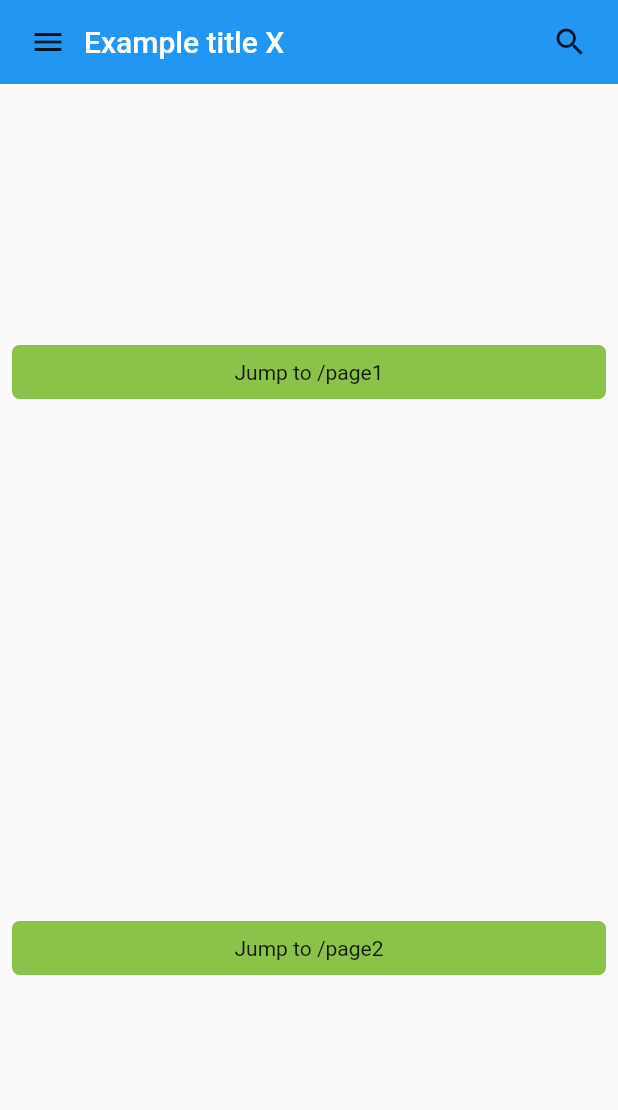
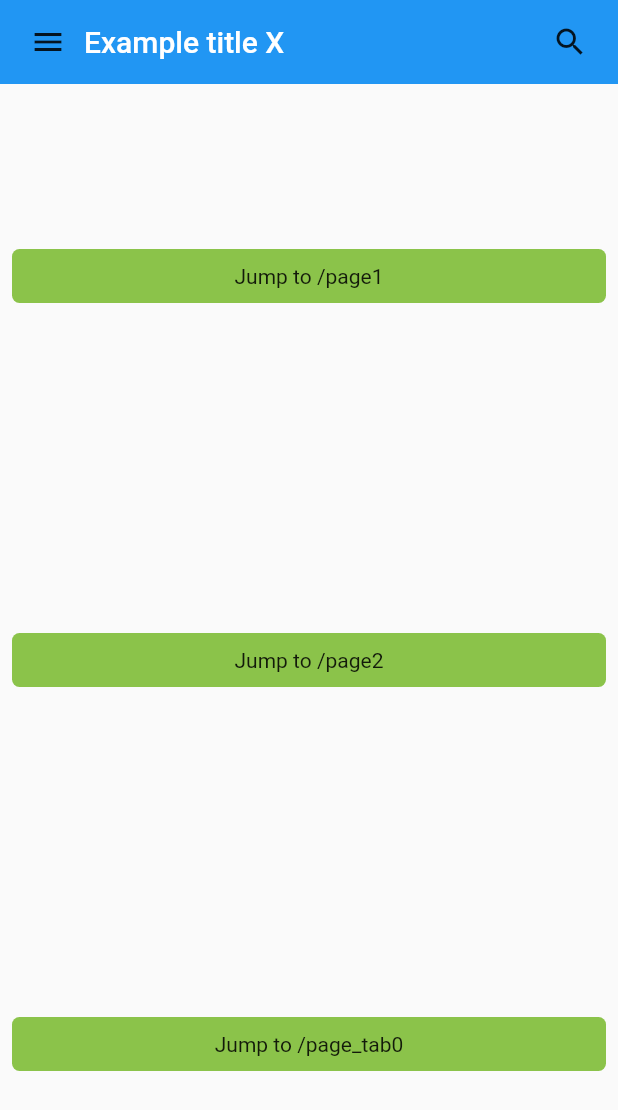
Before and after one commit to ethan-jiang-1/flutterapp2, a Flutter app: the screen it shows after launch, on a phone screen of 412 x 824 dp. Shown: the top 1110 px of the screen. Run offline on Flutter 3.47's test engine with Material 2 defaults, Android fonts, the phone set to English and light mode, and no system bars.

Commit message:
refactory20

```diff
--- a/lib/main.dart
+++ b/lib/main.dart
@@ -2,7 +2,7 @@ import 'package:flutter/material.dart';
 import 'package:flutterapp2/page0/page0.dart';
 import 'package:flutterapp2/page1/page1.dart';
 import 'package:flutterapp2/page2/page2.dart';
-
+import 'package:flutterapp2/page_tab0/page_tab0.dart';
 
 // ignore: non_constant_identifier_names
 MyApp() {
@@ -14,6 +14,7 @@ MyApp() {
       "/": (context) => Page0(),
       "/page1": (context) => Page1(),
       "/page2": (context) => Page2(),
+      "/page_tab0": (context) => PageTab0(),
     },
   );
 }
--- a/lib/page0/page0.dart
+++ b/lib/page0/page0.dart
@@ -91,6 +91,11 @@ class Page0 extends StatelessWidget {
                 child: MyButton0('/page2'),
               ),
             ),
+            Expanded(
+              child: Center (
+                child: MyButton0('/page_tab0'),
+              ),
+            ),
           ],
         ),
     );
```
Also changed, not shown: lib/page_tab0/page_tab0.dart (added, +30 -0 lines).
